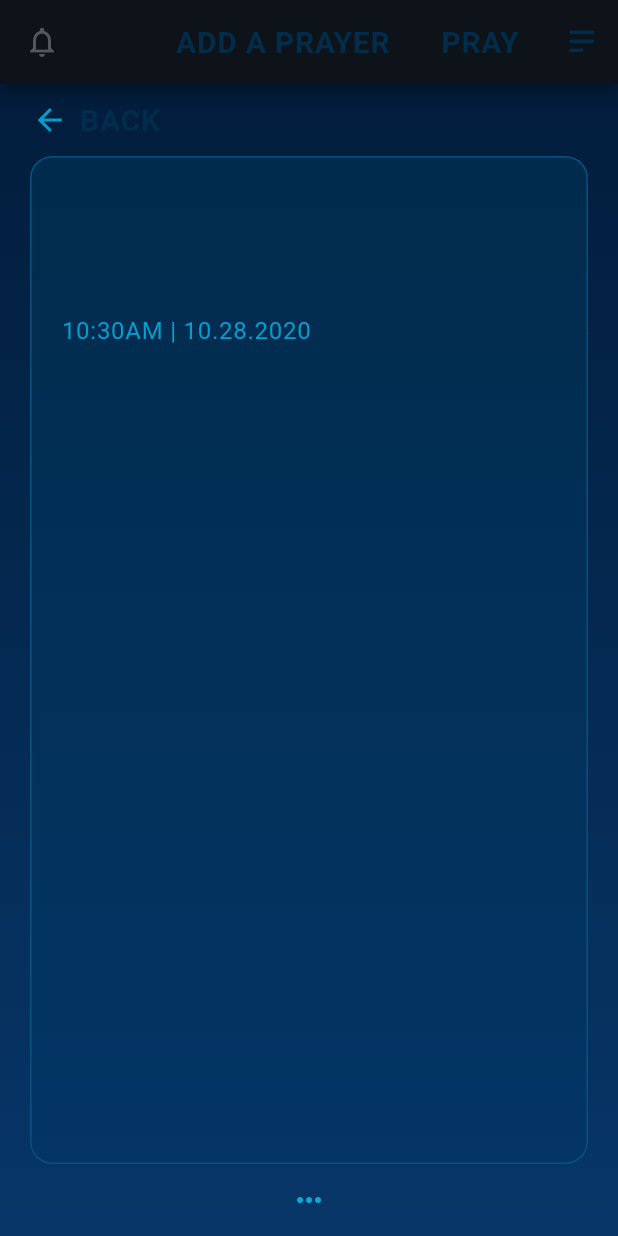
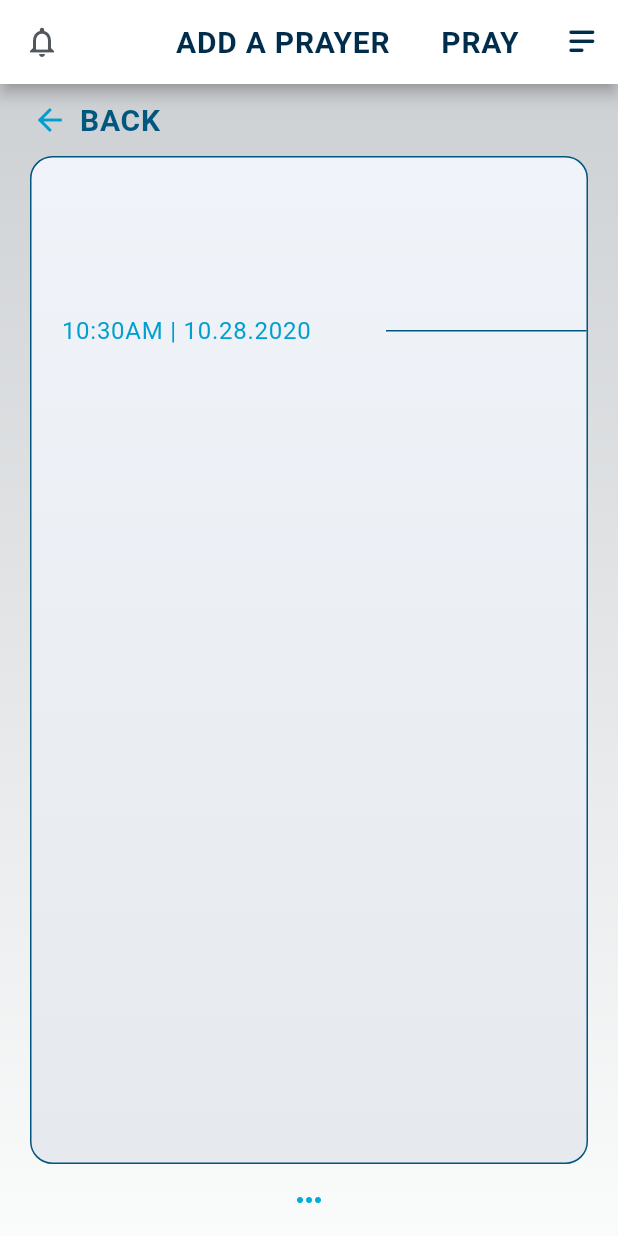
Before and after one commit to femi-oz/be-still, a Flutter app: the PrayerDetails screen opened directly with empty values, on a phone screen of 412 x 824 dp. Run offline on Flutter 3.47's test engine with Material 2 defaults, Android fonts, the phone set to English and light mode, and no system bars; our stand-ins replace cloud_firestore, device_info, firebase_auth, flutter_spinkit, get_it, rxdart and 1 more; accounts and stored records are empty.

Commit message:
card border color

```diff
--- a/lib/screens/Prayer/Widgets/prayer_card.dart
+++ b/lib/screens/Prayer/Widgets/prayer_card.dart
@@ -51,7 +51,7 @@ class PrayerCard extends StatelessWidget {
       child: Container(
         margin: EdgeInsets.symmetric(vertical: 7.0),
         decoration: BoxDecoration(
-          color: context.prayerCardBorder,
+          color: AppColors.darkBlue,
           borderRadius: BorderRadius.only(
             bottomLeft: Radius.circular(10),
             topLeft: Radius.circular(10),
--- a/lib/screens/Prayer/Widgets/prayer_list.dart
+++ b/lib/screens/Prayer/Widgets/prayer_list.dart
@@ -59,7 +59,7 @@ class PrayerList extends StatelessWidget {
               width: double.infinity,
               margin: EdgeInsets.only(top: 10),
               decoration: BoxDecoration(
-                color: context.prayerCardBorder,
+                color: AppColors.darkBlue,
                 borderRadius: BorderRadius.only(
                   bottomLeft: Radius.circular(10),
                   topLeft: Radius.circular(10),
--- a/lib/screens/Settings/Widgets/general.dart
+++ b/lib/screens/Settings/Widgets/general.dart
@@ -357,7 +357,7 @@ class GeneralSettings extends StatelessWidget {
                 decoration: BoxDecoration(
                   color: Colors.transparent,
                   border: Border.all(
-                    color: context.prayerCardBorder,
+                    color: AppColors.darkBlue,
                     width: 1,
                   ),
                   borderRadius: BorderRadius.circular(5),
--- a/lib/screens/grow_my_prayer_life/devotion_and_reading_plans.dart
+++ b/lib/screens/grow_my_prayer_life/devotion_and_reading_plans.dart
@@ -19,7 +19,7 @@ class DevotionPlans extends StatelessWidget {
         backgroundColor:
             AppColors.getPrayerCardBgColor(_themeProvider.isDarkModeEnabled),
         shape: RoundedRectangleBorder(
-          side: BorderSide(color: context.prayerCardBorder),
+          side: BorderSide(color: AppColors.darkBlue),
           borderRadius: BorderRadius.all(
             Radius.circular(10.0),
           ),
@@ -210,7 +210,7 @@ class DevotionPlans extends StatelessWidget {
                     //       decoration: BoxDecoration(
                     //         color: context.prayerCardBg,
                     //         border: Border.all(
-                    //           color: context.prayerCardBorder,
+                    //           color: AppColors.darkBlue,
                     //           width: 1,
                     //         ),
                     //         borderRadius: BorderRadius.circular(10),
@@ -242,7 +242,7 @@ class DevotionPlans extends StatelessWidget {
                     //             padding:
                     //                 const EdgeInsets.symmetric(vertical: 5.0),
                     //             child: Divider(
-                    //               color: context.prayerCardBorder,
+                    //               color: AppColors.darkBlue,
                     //               thickness: 1,
                     //             ),
                     //           ),
--- a/lib/screens/notifications/widgets/notification_card.dart
+++ b/lib/screens/notifications/widgets/notification_card.dart
@@ -17,7 +17,7 @@ class NotificationCard extends StatelessWidget {
       child: Container(
         margin: EdgeInsets.symmetric(vertical: 5.0),
         decoration: BoxDecoration(
-          color: context.prayerCardBorder,
+          color: AppColors.darkBlue,
           borderRadius: BorderRadius.only(
             bottomLeft: Radius.circular(10),
             topLeft: Radius.circular(10),
--- a/lib/screens/prayer_details/prayer_details_screen.dart
+++ b/lib/screens/prayer_details/prayer_details_screen.dart
@@ -62,13 +62,13 @@ class _PrayerDetailsState extends State<PrayerDetails> {
     }
   }
 
-  @override
-  void initState() {
-    // TODO: implement initState
-    Provider.of<ThemeProvider>(context, listen: false)
-        .changeTheme(ThemeMode.dark);
-    super.initState();
-  }
+  // @override
+  // void initState() {
+  //   // TODO: implement initState
+  //   Provider.of<ThemeProvider>(context, listen: false)
+  //       .changeTheme(ThemeMode.dark);
+  //   super.initState();
+  // }
 
   @override
   Widget build(BuildContext context) {
--- a/lib/utils/app_theme.dart
+++ b/lib/utils/app_theme.dart
@@ -47,8 +47,8 @@ extension ThemeContext on BuildContext {
   Color get prayerNotAvailable =>
       dynamicColor(light: 0xFF193452, dark: 0xFF193452);
 
-  Color get prayerCardBorder =>
-      dynamicColor(light: 0xFFEDEFF0, dark: 0xFF00547D);
+  // Color get prayerCardBorder =>
+  //     dynamicColor(light: 0xFFEDEFF0, dark: 0xFF00547D);
   // Color get prayerDivider => dynamicColor(light: 0xFF0D1319, dark: 0xFF00547D);
   // Color get prayerCardBg => dynamicColor(light: 0xFFFFFFFF, dark: 0xFF012B4D);
   Color get prayerReminderIcon =>
```
Also changed, not shown: lib/screens/Settings/Widgets/groups.dart (+7 -7 lines).
